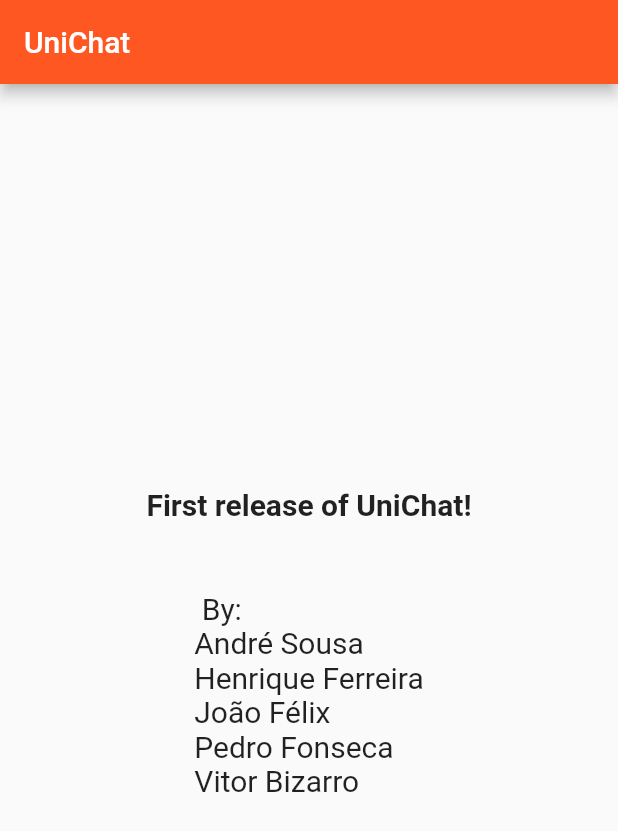
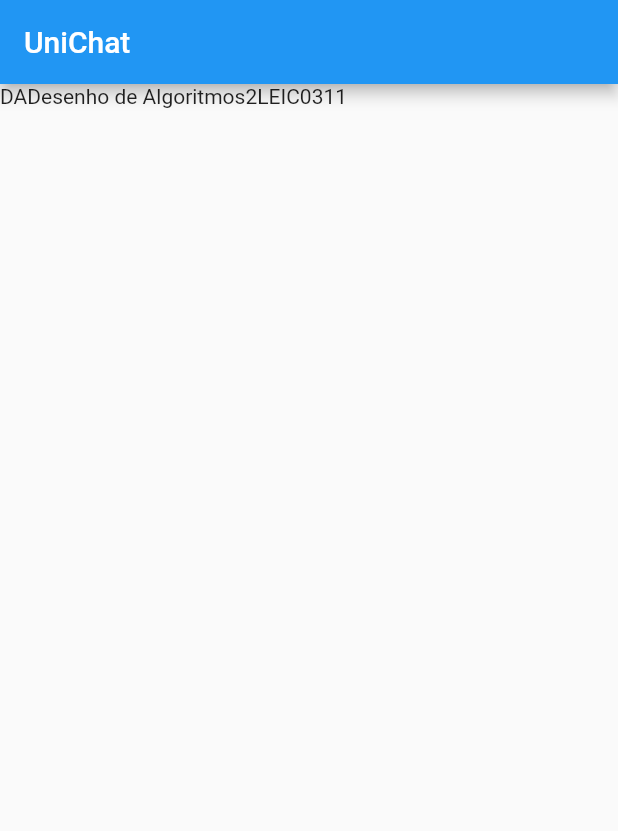
Before and after one commit to afs202005277/UniChat, a Flutter app: the screen it shows after launch, on a phone screen of 412 x 824 dp. Shown: the top 831 px of the screen. Run offline on Flutter 3.47's test engine with Material 2 defaults, Android fonts, the phone set to English and light mode, and no system bars.

Commit message:
First row

```diff
--- /dev/null
+++ b/VerticalProt/vertical_prototype/lib/AllChatsDisplay.dart
@@ -0,0 +1,9 @@
+import 'package:flutter/material.dart';
+import 'SingleChatDisplay.dart';
+
+class ChatDisplay extends StatelessWidget {
+  @override
+  Widget build(BuildContext context) {
+    return SingleChatDisplay();
+  }
+}
--- /dev/null
+++ b/VerticalProt/vertical_prototype/lib/SingleChatDisplay.dart
@@ -0,0 +1,18 @@
+import 'package:flutter/material.dart';
+
+class SingleChatDisplay extends StatelessWidget {
+  @override
+  Widget build(BuildContext context) {
+    return Scaffold(
+      appBar: AppBar(title: Text('UniChat')),
+      body: Row(
+        children: const [
+          Text('DA'),
+          Text('Desenho de Algoritmos'),
+          Text('2LEIC03'),
+          Text('11'),
+        ],
+      ),
+    );
+  }
+}
--- a/VerticalProt/vertical_prototype/lib/main.dart
+++ b/VerticalProt/vertical_prototype/lib/main.dart
@@ -1,4 +1,5 @@
 import 'package:flutter/material.dart';
+import 'AllChatsDisplay.dart';
 
 void main() {
   runApp(const MyApp());
@@ -11,87 +12,7 @@ class MyApp extends StatelessWidget {
   @override
   Widget build(BuildContext context) {
     return MaterialApp(
-      title: 'Vertical Prototype',
-      theme: ThemeData(
-        // This is the theme of your application.
-        //
-        // Try running your application with "flutter run". You'll see the
-        // application has a blue toolbar. Then, without quitting the app, try
-        // changing the primarySwatch below to Colors.green and then invoke
-        // "hot reload" (press "r" in the console where you ran "flutter run",
-        // or simply save your changes to "hot reload" in a Flutter IDE).
-        // Notice that the counter didn't reset back to zero; the application
-        // is not restarted.
-        primarySwatch: Colors.deepOrange,
-      ),
-      home: const MyHomePage(title: 'UniChat'),
-    );
+      home: ChatDisplay()
+      );
   }
 }
-
-class MyHomePage extends StatefulWidget {
-  const MyHomePage({Key? key, required this.title}) : super(key: key);
-
-  // This widget is the home page of your application. It is stateful, meaning
-  // that it has a State object (defined below) that contains fields that affect
-  // how it looks.
-
-  // This class is the configuration for the state. It holds the values (in this
-  // case the title) provided by the parent (in this case the App widget) and
-  // used by the build method of the State. Fields in a Widget subclass are
-  // always marked "final".
-
-  final String title;
-
-  @override
-  State<MyHomePage> createState() => _MyHomePageState();
-}
-
-class _MyHomePageState extends State<MyHomePage> {
-  @override
-  Widget build(BuildContext context) {
-    const double custFontSize = 20;
-    // This method is rerun every time setState is called, for instance as done
-    // by the _incrementCounter method above.
-    //
-    // The Flutter framework has been optimized to make rerunning build methods
-    // fast, so that you can just rebuild anything that needs updating rather
-    // than having to individually change instances of widgets.
-    return Scaffold(
-      appBar: AppBar(
-        // Here we take the value from the MyHomePage object that was created by
-        // the App.build method, and use it to set our appbar title.
-        title: Text(widget.title),
-      ),
-      body: Center(
-        // Center is a layout widget. It takes a single child and positions it
-        // in the middle of the parent.
-        child: Column(
-          // Column is also a layout widget. It takes a list of children and
-          // arranges them vertically. By default, it sizes itself to fit its
-          // children horizontally, and tries to be as tall as its parent.
-          //
-          // Invoke "debug painting" (press "p" in the console, choose the
-          // "Toggle Debug Paint" action from the Flutter Inspector in Android
-          // Studio, or the "Toggle Debug Paint" command in Visual Studio Code)
-          // to see the wireframe for each widget.
-          //
-          // Column has various properties to control how it sizes itself and
-          // how it positions its children. Here we use mainAxisAlignment to
-          // center the children vertically; the main axis here is the vertical
-          // axis because Columns are vertical (the cross axis would be
-          // horizontal).
-          mainAxisAlignment: MainAxisAlignment.center,
-          children: <Widget>[
-            const Text(
-                'First release of UniChat!',
-                style: TextStyle(fontSize: custFontSize, fontWeight: FontWeight.bold)),
-            const Text(
-                '\n\n By: \nAndré Sousa\nHenrique Ferreira\nJoão Félix\nPedro Fonseca\nVitor Bizarro\n',
-                style: TextStyle(fontSize: custFontSize)),
-          ],
-        ),
-      ),
-    );
-  }
-}
--- /dev/null
+++ b/VerticalProt/vertical_prototype/screens/GetChatList.dart
@@ -0,0 +1 @@
+import 'package:flutter/material.dart';
```
Also changed, not shown: 1 other file.
